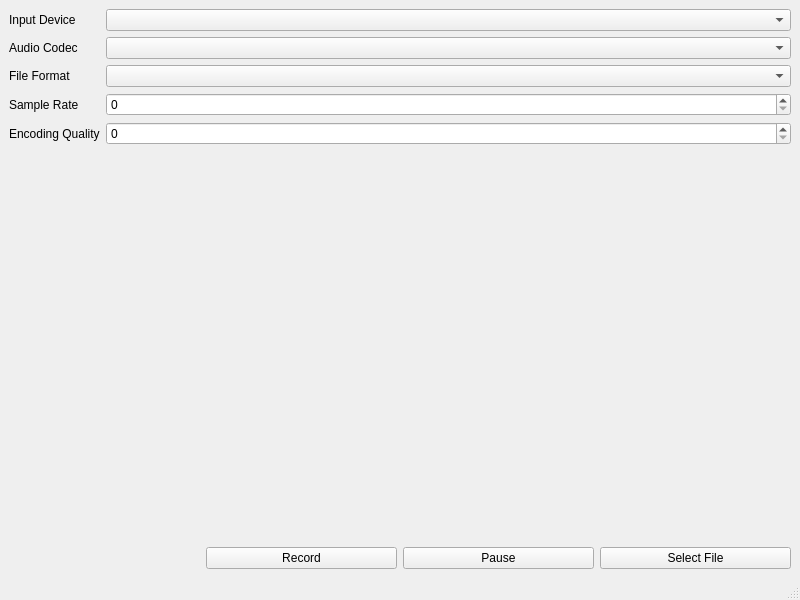
Old version of the form pcsaudiorecorder/src/mainwindow.ui in the repository N1vn0vem8er/pineconesnake.
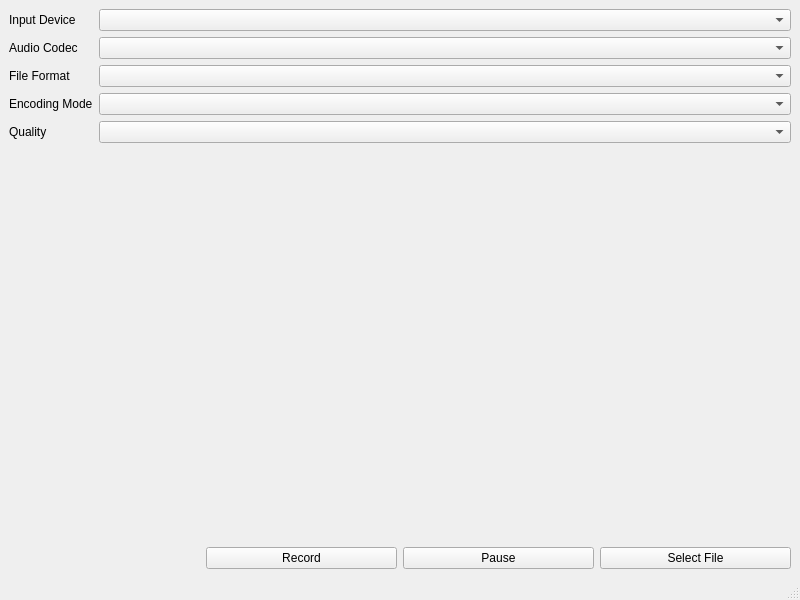
New version of the form. Icons and pictures are not drawn.

Commit message: Implemented setting quality and encoding mode

```diff
--- a/pcsaudiorecorder/src/mainwindow.ui
+++ b/pcsaudiorecorder/src/mainwindow.ui
@@ -50,22 +50,22 @@
       <item row="3" column="0">
        <widget class="QLabel" name="label_4">
         <property name="text">
-         <string>Sample Rate</string>
+         <string>Encoding Mode</string>
         </property>
        </widget>
       </item>
       <item row="4" column="0">
        <widget class="QLabel" name="label_6">
         <property name="text">
-         <string>Encoding Quality</string>
+         <string>Quality</string>
         </property>
        </widget>
       </item>
-      <item row="4" column="1">
-       <widget class="QSpinBox" name="qualitySpinBox"/>
-      </item>
       <item row="3" column="1">
-       <widget class="QSpinBox" name="sampleRateSpinBox"/>
+       <widget class="QComboBox" name="encodeingModeComboBox"/>
+      </item>
+      <item row="4" column="1">
+       <widget class="QComboBox" name="qualityComboBox"/>
       </item>
      </layout>
     </item>
```
The commit also changes 2 other files.
